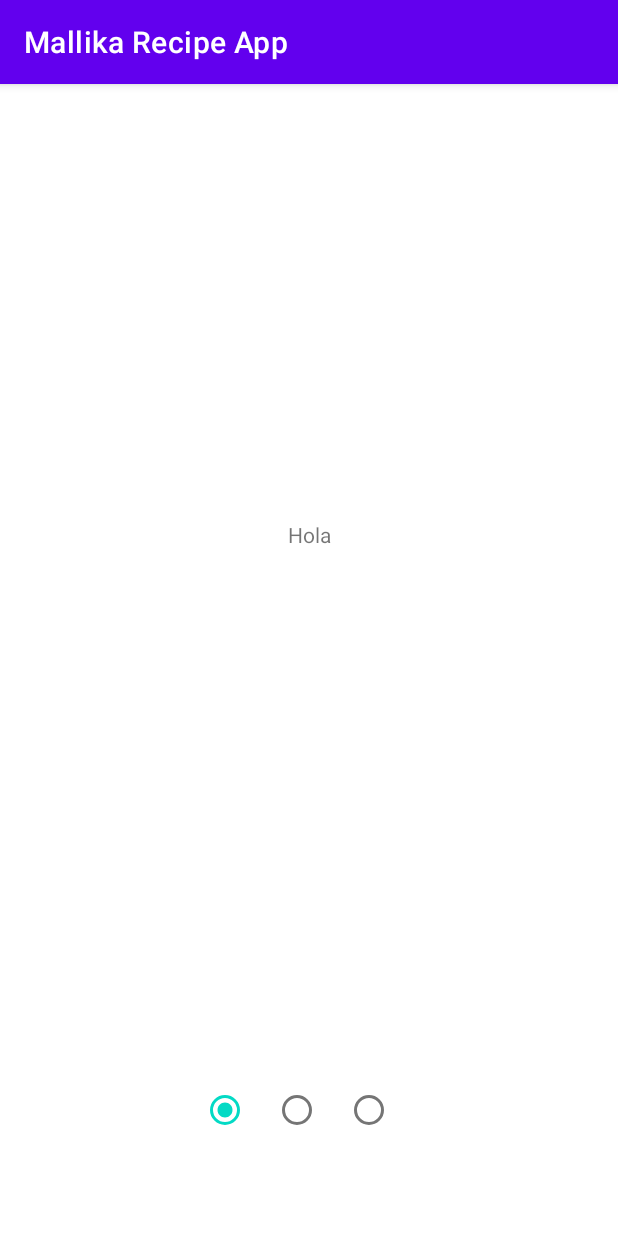
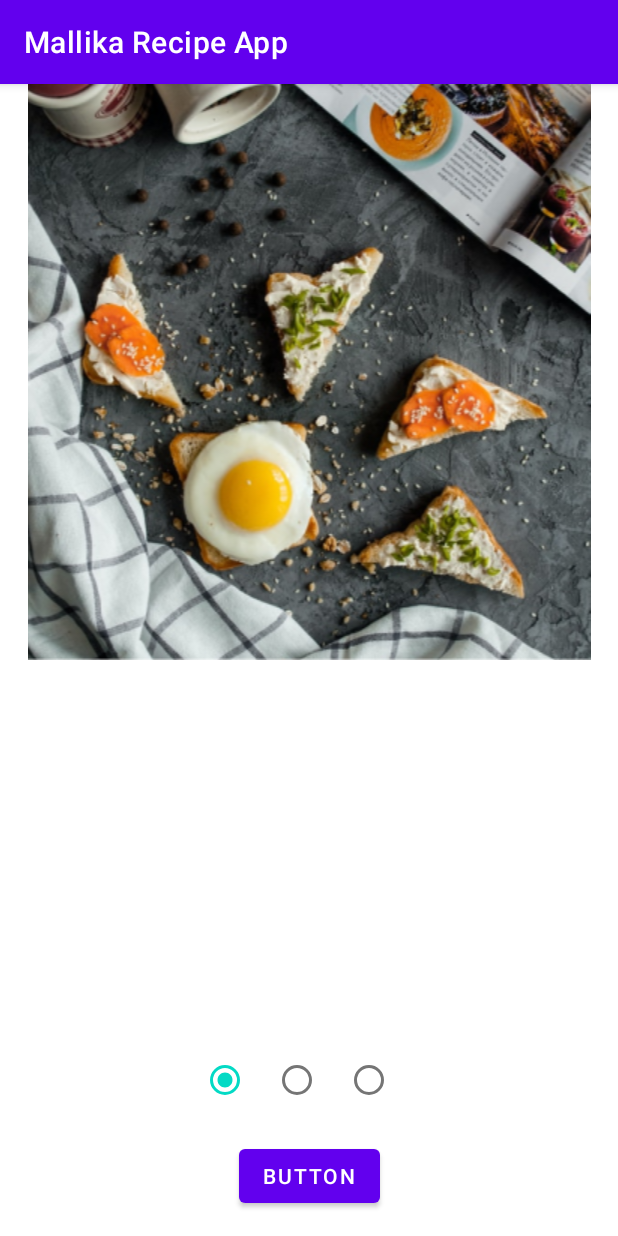
Before and after one commit to HenrryBT/mallika-cookbook-app, an Android app: the TipsActivity screen opened directly, with no data from a screen before it, after a tap on an icon or button, on a phone screen of 412 x 824 dp. Run offline under Robolectric (Android 15) with nearby library versions, the phone set to English and light mode, and no system bars.

Commit message:
avance 2

```diff
--- a/app/src/main/java/com/grupo1/mallikarecipeapp/TipsActivity.java
+++ b/app/src/main/java/com/grupo1/mallikarecipeapp/TipsActivity.java
@@ -5,7 +5,6 @@ import androidx.appcompat.app.AppCompatActivity;
 import android.os.Bundle;
 import android.view.View;
 import android.widget.RadioButton;
-import android.widget.RadioGroup;
 
 import com.grupo1.mallikarecipeapp.fragments.Tip1Fragment;
 import com.grupo1.mallikarecipeapp.fragments.Tip2Fragment;
--- /dev/null
+++ b/app/src/main/res/drawable/fondo_radio_button.xml
@@ -0,0 +1,5 @@
+<?xml version="1.0" encoding="utf-8"?>
+<selector xmlns:android="http://schemas.android.com/apk/res/android">
+    <item android:state_checked="true" android:drawable="@drawable/boton_encendido"/>
+    <item android:state_checked="false" android:drawable="@drawable/boton_apagado"/>
+</selector>
--- a/app/src/main/res/layout/activity_tips.xml
+++ b/app/src/main/res/layout/activity_tips.xml
@@ -17,9 +17,10 @@
         app:layout_constraintTop_toTopOf="parent"></LinearLayout>
 
     <RadioGroup
+        android:id="@+id/radioGroup"
         android:layout_width="wrap_content"
         android:layout_height="wrap_content"
-        android:layout_marginBottom="60dp"
+        android:layout_marginBottom="80dp"
         android:orientation="horizontal"
         app:layout_constraintBottom_toBottomOf="parent"
         app:layout_constraintEnd_toEndOf="parent"
@@ -43,4 +44,15 @@
             android:layout_height="wrap_content" />
     </RadioGroup>
 
+    <Button
+        android:id="@+id/button"
+        android:layout_width="wrap_content"
+        android:layout_height="wrap_content"
+        android:text="Button"
+        app:layout_constraintBottom_toBottomOf="parent"
+        app:layout_constraintEnd_toEndOf="parent"
+        app:layout_constraintHorizontal_bias="0.5"
+        app:layout_constraintStart_toStartOf="parent"
+        app:layout_constraintTop_toBottomOf="@+id/radioGroup" />
+
 </androidx.constraintlayout.widget.ConstraintLayout>
--- a/app/src/main/res/layout/fragment_tip1.xml
+++ b/app/src/main/res/layout/fragment_tip1.xml
@@ -9,12 +9,23 @@
 
     <!-- TODO: Update blank fragment layout -->
     <TextView
-        android:id="@+id/textView"
+        android:id="@+id/textView2"
         android:layout_width="wrap_content"
         android:layout_height="wrap_content"
-        android:text="Hola"
+        android:text="@string/hello_blank_fragment"
         app:layout_constraintBottom_toBottomOf="parent"
         app:layout_constraintEnd_toEndOf="parent"
+        app:layout_constraintStart_toStartOf="parent"
+        app:layout_constraintTop_toTopOf="parent"
+        app:layout_constraintVertical_bias="0.608" />
+
+    <ImageView
+        android:id="@+id/imageView2"
+        android:layout_width="0dp"
+        android:layout_height="wrap_content"
+        android:src="@drawable/fragment1"
+        app:layout_constraintEnd_toEndOf="parent"
+        app:layout_constraintHorizontal_bias="0.5"
         app:layout_constraintStart_toStartOf="parent"
         app:layout_constraintTop_toTopOf="parent" />
 
```
Also changed, not shown: app/src/main/res/layout/fragment_tip2.xml (+13 -2 lines), app/src/main/res/layout/fragment_tip3.xml (+13 -2 lines), app/src/main/res/drawable-v24/boton_apagado.png (added), app/src/main/res/drawable-v24/boton_encendido.png (added), app/src/main/res/drawable-v24/fragment1.png (added), app/src/main/res/drawable-v24/fragment_dos.png (added), app/src/main/res/drawable-v24/fragment_tres.png (added).
